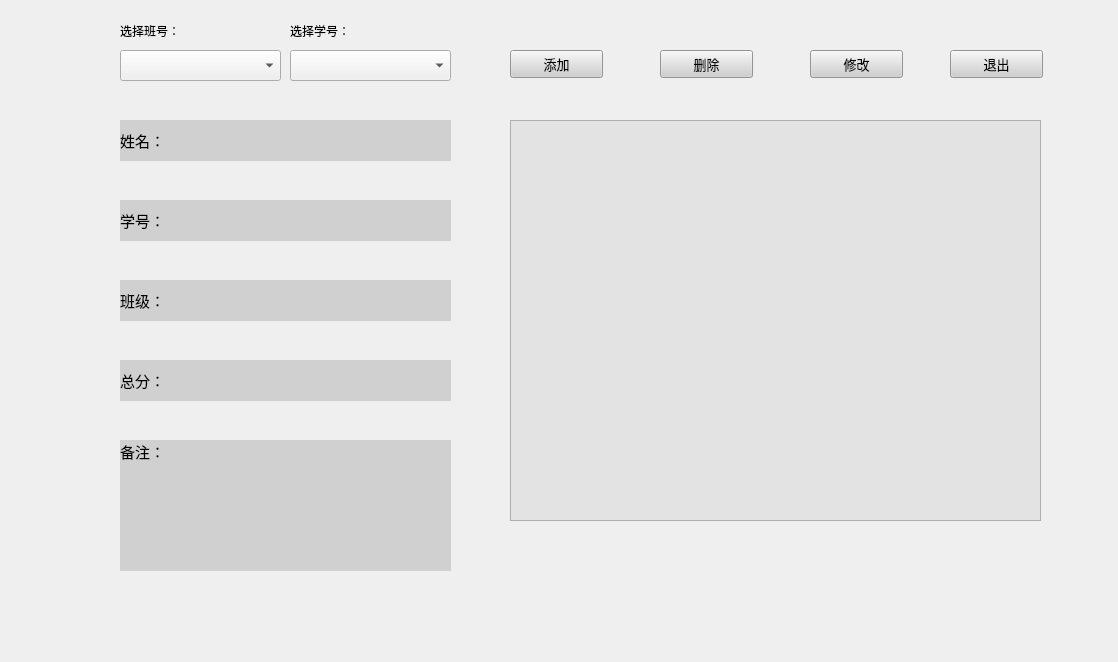
Qt form UI/Search.ui (ZxxWs/CppClassDesign) before a commit.
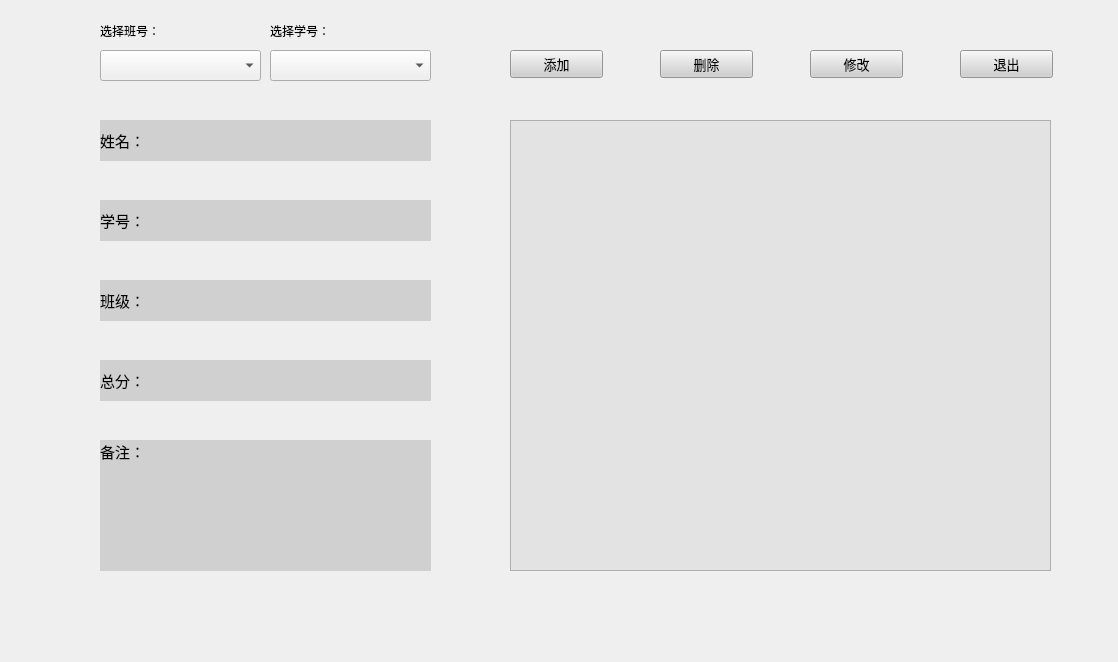
The same form after that commit.

```diff
--- a/UI/Search.ui
+++ b/UI/Search.ui
@@ -16,7 +16,7 @@
   <widget class="QComboBox" name="GradeComboBox">
    <property name="geometry">
     <rect>
-     <x>120</x>
+     <x>100</x>
      <y>50</y>
      <width>161</width>
      <height>31</height>
@@ -26,7 +26,7 @@
   <widget class="QComboBox" name="NumComboBox">
    <property name="geometry">
     <rect>
-     <x>290</x>
+     <x>270</x>
      <y>50</y>
      <width>161</width>
      <height>31</height>
@@ -38,8 +38,8 @@
     <rect>
      <x>510</x>
      <y>120</y>
-     <width>531</width>
-     <height>401</height>
+     <width>541</width>
+     <height>451</height>
     </rect>
    </property>
    <property name="styleSheet">
@@ -49,7 +49,7 @@
   <widget class="QLabel" name="LabName">
    <property name="geometry">
     <rect>
-     <x>120</x>
+     <x>100</x>
      <y>120</y>
      <width>331</width>
      <height>41</height>
@@ -84,7 +84,7 @@
   <widget class="QLabel" name="LabRemark">
    <property name="geometry">
     <rect>
-     <x>120</x>
+     <x>100</x>
      <y>440</y>
      <width>331</width>
      <height>131</height>
@@ -122,7 +122,7 @@
   <widget class="QLabel" name="LabScore">
    <property name="geometry">
     <rect>
-     <x>120</x>
+     <x>100</x>
      <y>360</y>
      <width>331</width>
      <height>41</height>
@@ -157,7 +157,7 @@
   <widget class="QLabel" name="LabGrade">
    <property name="geometry">
     <rect>
-     <x>120</x>
+     <x>100</x>
      <y>280</y>
      <width>331</width>
      <height>41</height>
@@ -192,7 +192,7 @@
   <widget class="QLabel" name="LabNum">
    <property name="geometry">
     <rect>
-     <x>120</x>
+     <x>100</x>
      <y>200</y>
      <width>331</width>
      <height>41</height>
@@ -248,7 +248,7 @@
   <widget class="QPushButton" name="OutButton">
    <property name="geometry">
     <rect>
-     <x>950</x>
+     <x>960</x>
      <y>50</y>
      <width>93</width>
      <height>28</height>
@@ -269,7 +269,7 @@
   <widget class="QLabel" name="GradeListlabel">
    <property name="geometry">
     <rect>
-     <x>120</x>
+     <x>100</x>
      <y>20</y>
      <width>81</width>
      <height>21</height>
@@ -282,7 +282,7 @@
   <widget class="QLabel" name="NumListlabel">
    <property name="geometry">
     <rect>
-     <x>290</x>
+     <x>270</x>
      <y>20</y>
      <width>81</width>
      <height>21</height>
@@ -334,29 +334,6 @@
     <string>删除</string>
    </property>
   </widget>
-  <widget class="QLabel" name="LabAlter">
-   <property name="geometry">
-    <rect>
-     <x>530</x>
-     <y>540</y>
-     <width>501</width>
-     <height>41</height>
-    </rect>
-   </property>
-   <property name="font">
-    <font>
-     <pointsize>12</pointsize>
-     <weight>50</weight>
-     <bold>false</bold>
-    </font>
-   </property>
-   <property name="text">
-    <string/>
-   </property>
-   <property name="alignment">
-    <set>Qt::AlignCenter</set>
-   </property>
-  </widget>
  </widget>
  <resources/>
  <connections/>
```
